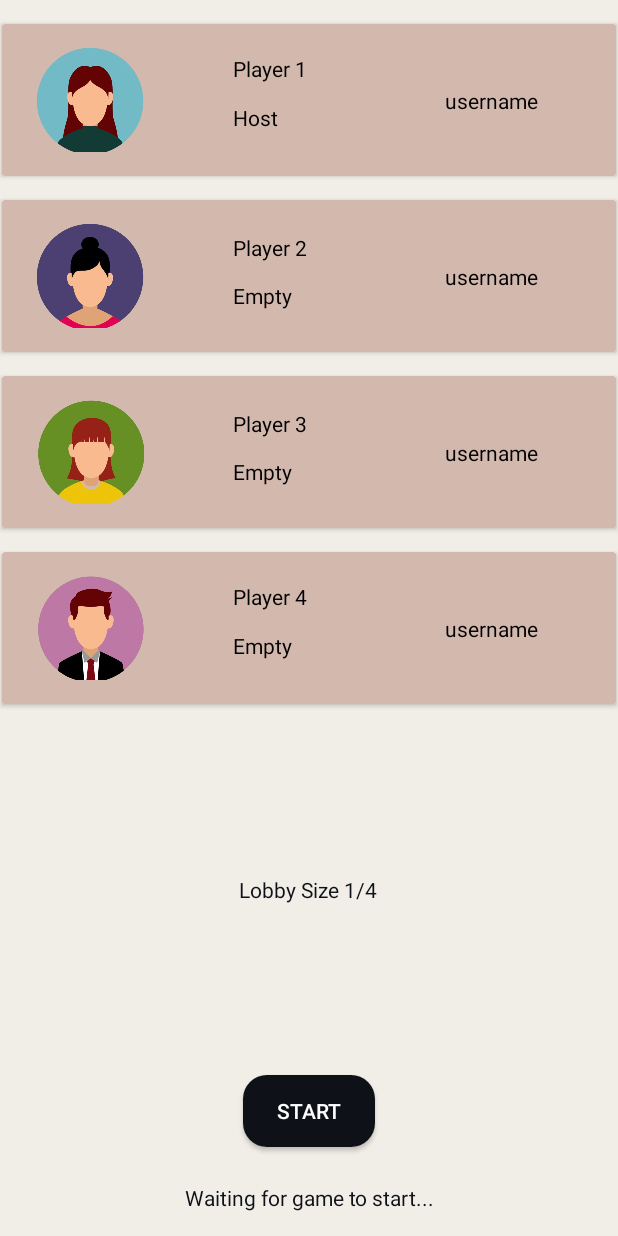
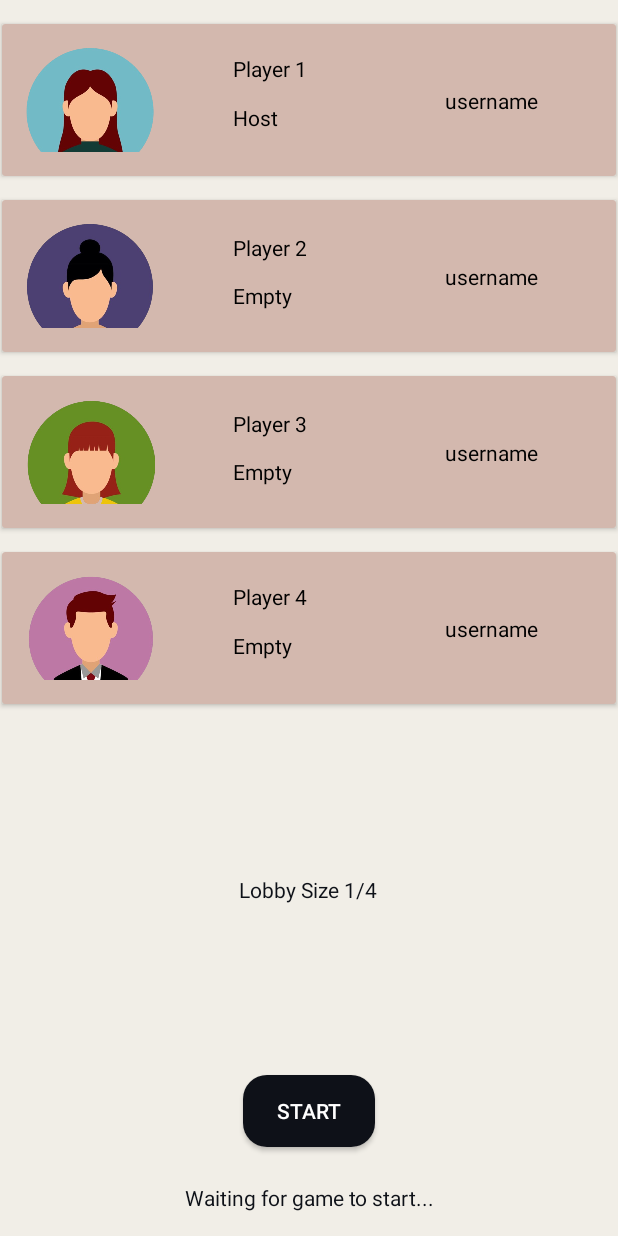
Before and after one commit to ZsomborHajzer/AppDev, an Android app built with Jetpack Compose: the layout activity_lobby_host.xml on its own in the app's theme, with its tools: preview values and no code run, on a phone screen of 412 x 824 dp. Run offline under Robolectric (Android 15) with nearby library versions, the phone set to English and light mode, and no system bars.

Commit message:
updated visual clarity

```diff
--- a/app/src/main/java/com/example/notpokemon/PlayableCharacter.kt
+++ b/app/src/main/java/com/example/notpokemon/PlayableCharacter.kt
@@ -29,6 +29,8 @@ class PlayableCharacter(startingSquare: SteppableTile, name: String, var icon:In
     fun moveThisManySpaces(totalSteps:Int): Boolean { //boolean = isInterrupted
         var waitTime = 500L;
         stepsTaken = 0
+
+        BoardView.instance.updateStepsToGoText(totalSteps)
         while (stepsTaken < totalSteps){
             Thread.sleep(waitTime)
             var nextSquare = currentSquare.nextSquare
--- /dev/null
+++ b/app/src/main/java/com/example/notpokemon/TopCropImageView.kt
@@ -0,0 +1,61 @@
+package com.example.notpokemon
+
+import android.annotation.TargetApi
+import android.content.Context
+import android.os.Build
+import android.util.AttributeSet
+import android.widget.ImageView
+
+
+/**
+ * Created by chris Arriola on 7/27/16.
+ */
+class TopCropImageView : androidx.appcompat.widget.AppCompatImageView {
+    constructor(context: Context?) : super(context!!) {
+        init()
+    }
+
+    constructor(context: Context?, attrs: AttributeSet?) : super(context!!, attrs) {
+        init()
+    }
+
+    constructor(context: Context?, attrs: AttributeSet?, defStyleAttr: Int) : super(
+        context!!,
+        attrs,
+        defStyleAttr
+    ) {
+        init()
+    }
+
+
+    override fun onLayout(changed: Boolean, left: Int, top: Int, right: Int, bottom: Int) {
+        super.onLayout(changed, left, top, right, bottom)
+        recomputeImgMatrix()
+    }
+
+    override fun setFrame(l: Int, t: Int, r: Int, b: Int): Boolean {
+        recomputeImgMatrix()
+        return super.setFrame(l, t, r, b)
+    }
+
+    private fun init() {
+        scaleType = ScaleType.MATRIX
+    }
+
+    private fun recomputeImgMatrix() {
+        val drawable = drawable ?: return
+        val matrix = imageMatrix
+        val scale: Float
+        val viewWidth = width - paddingLeft - paddingRight
+        val viewHeight = height - paddingTop - paddingBottom
+        val drawableWidth = drawable.intrinsicWidth
+        val drawableHeight = drawable.intrinsicHeight
+        scale = if (drawableWidth * viewHeight > drawableHeight * viewWidth) {
+            viewHeight.toFloat() / drawableHeight.toFloat()
+        } else {
+            viewWidth.toFloat() / drawableWidth.toFloat()
+        }
+        matrix.setScale(scale, scale)
+        imageMatrix = matrix
+    }
+}
--- a/app/src/main/java/com/example/notpokemon/animations/AnimationCreator.kt
+++ b/app/src/main/java/com/example/notpokemon/animations/AnimationCreator.kt
@@ -10,7 +10,7 @@ class AnimationCreator(val fight: Fight) {
     }
 
     fun createAttackAnimation(attackingCreature:Creature, defendingCreature:Creature, damage: Double):ExecuteAttackAnimation{
-        return ExecuteAttackAnimation(fight, attackingCreature, defendingCreature)
+        return ExecuteAttackAnimation(fight, attackingCreature, defendingCreature, damage)
     }
     fun createDeathAnimation():DeathAnimation{
         return DeathAnimation(fight)
@@ -23,7 +23,7 @@ class AnimationCreator(val fight: Fight) {
     companion object{
         lateinit var instance: AnimationCreator
         fun attackAnimation(attackingCreature:Creature, defendingCreature:Creature, damage:Double): ExecuteAttackAnimation{
-            return instance.createAttackAnimation(attackingCreature, defendingCreature)
+            return instance.createAttackAnimation(attackingCreature, defendingCreature, damage)
         }
 
         fun deathAnimation(): DeathAnimation{
--- a/app/src/main/res/layout/activity_lobby_host.xml
+++ b/app/src/main/res/layout/activity_lobby_host.xml
@@ -24,11 +24,11 @@
             android:layout_height="69dp"
             android:layout_margin="16dp">
 
-            <ImageView
+            <com.example.notpokemon.TopCropImageView
                 android:id="@+id/imageViewPlayer1"
                 android:layout_width="86dp"
                 android:layout_height="72dp"
-                android:scaleType="fitCenter"
+                android:scaleType="centerInside"
                 android:src="@drawable/profile_picture1"
                 app:layout_constraintBottom_toBottomOf="parent"
                 app:layout_constraintStart_toStartOf="parent"
@@ -85,7 +85,7 @@
             android:layout_height="69dp"
             android:layout_margin="16dp">
 
-            <ImageView
+            <com.example.notpokemon.TopCropImageView
                 android:id="@+id/imageViewPlayer2"
                 android:layout_width="86dp"
                 android:layout_height="72dp"
@@ -148,7 +148,7 @@
             android:layout_height="69dp"
             android:layout_margin="16dp">
 
-            <ImageView
+            <com.example.notpokemon.TopCropImageView
                 android:id="@+id/imageViewPlayer3"
                 android:layout_width="86dp"
                 android:layout_height="72dp"
@@ -209,7 +209,7 @@
             android:layout_height="69dp"
             android:layout_margin="16dp">
 
-            <ImageView
+            <com.example.notpokemon.TopCropImageView
                 android:id="@+id/imageViewPlayer4"
                 android:layout_width="86dp"
                 android:layout_height="72dp"
```
Also changed, not shown: app/src/main/java/com/example/notpokemon/animations/ExecuteAttackAnimation.kt (+11 -2 lines), app/src/main/java/com/example/notpokemon/views/BoardView.kt (+6 -8 lines), app/src/main/res/layout/fight_layout.xml (+9 -5 lines), app/src/main/res/layout/game_board_activity.xml (+15 -8 lines).
